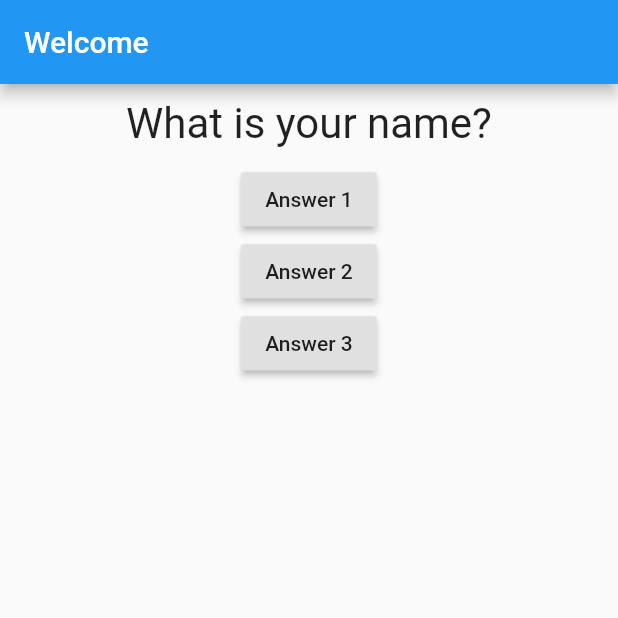
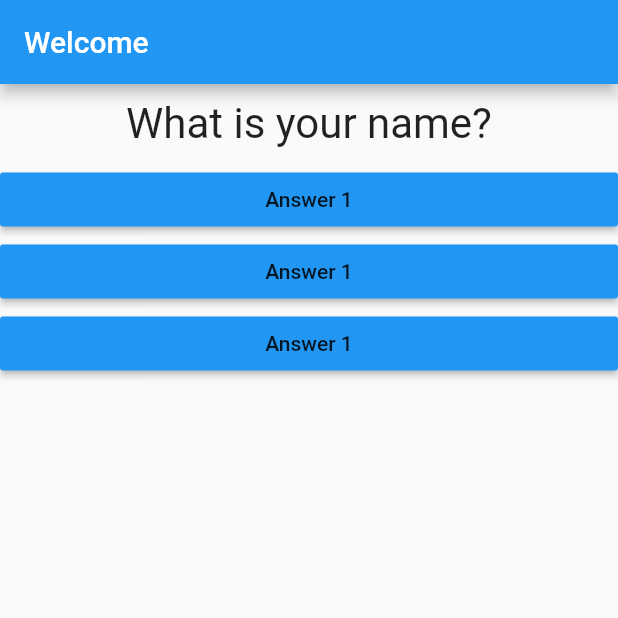
Before and after one commit to Devansh16/flutter_app, a Flutter app: the screen it shows after launch, on a phone screen of 412 x 824 dp, the top half of it. Run offline on Flutter 3.47's test engine with Material 2 defaults, Android fonts, the phone set to English and light mode, and no system bars.

Commit message:
Updated Answer Button Widget

```diff
--- /dev/null
+++ b/lib/answer.dart
@@ -0,0 +1,19 @@
+import 'package:flutter/material.dart';
+
+class Answer extends StatelessWidget {
+  final Function selectHandler;
+
+  Answer(this.selectHandler);
+
+  @override
+  Widget build(BuildContext context) {
+    return Container(
+      width: double.infinity,
+      child: RaisedButton(
+        color: Colors.blue,
+        child: Text('Answer 1'),
+        onPressed: selectHandler,
+      ),
+    );
+  }
+}
--- a/lib/main.dart
+++ b/lib/main.dart
@@ -1,6 +1,7 @@
 import 'package:flutter/material.dart';
 
 import './question.dart';
+import './answer.dart';
 
 void main() => runApp(MyApp());
 
@@ -36,19 +37,9 @@ class _MyAppState extends State<MyApp> {
         body: Column(
           children: [
             Question(questions[_questionIndex]),
-            RaisedButton(
-              child: Text('Answer 1'),
-              onPressed: _answerQuestion,
-            ),
-            RaisedButton(
-              child: Text('Answer 2'),
-              onPressed: () => print('Chose Answer 2'),
-            ),
-            RaisedButton(
-                child: Text('Answer 3'),
-                onPressed: () {
-                  print('Chose answer 3');
-                }),
+            Answer(_answerQuestion),
+            Answer(_answerQuestion),
+            Answer(_answerQuestion),
           ],
         ),
       ),
```
